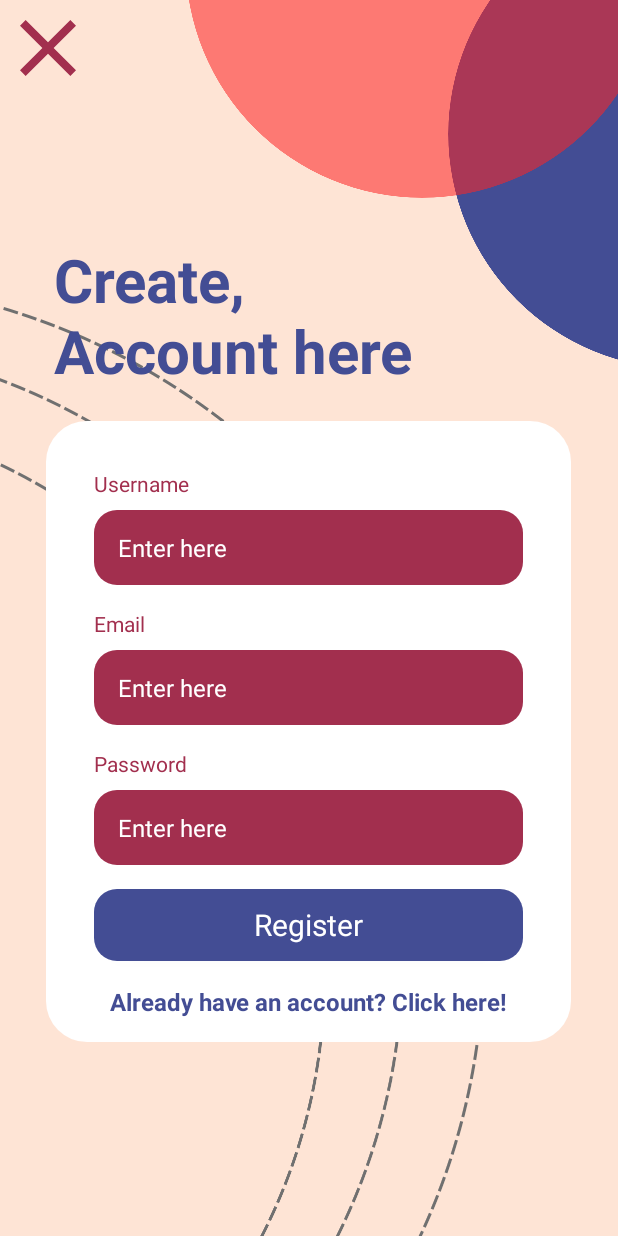
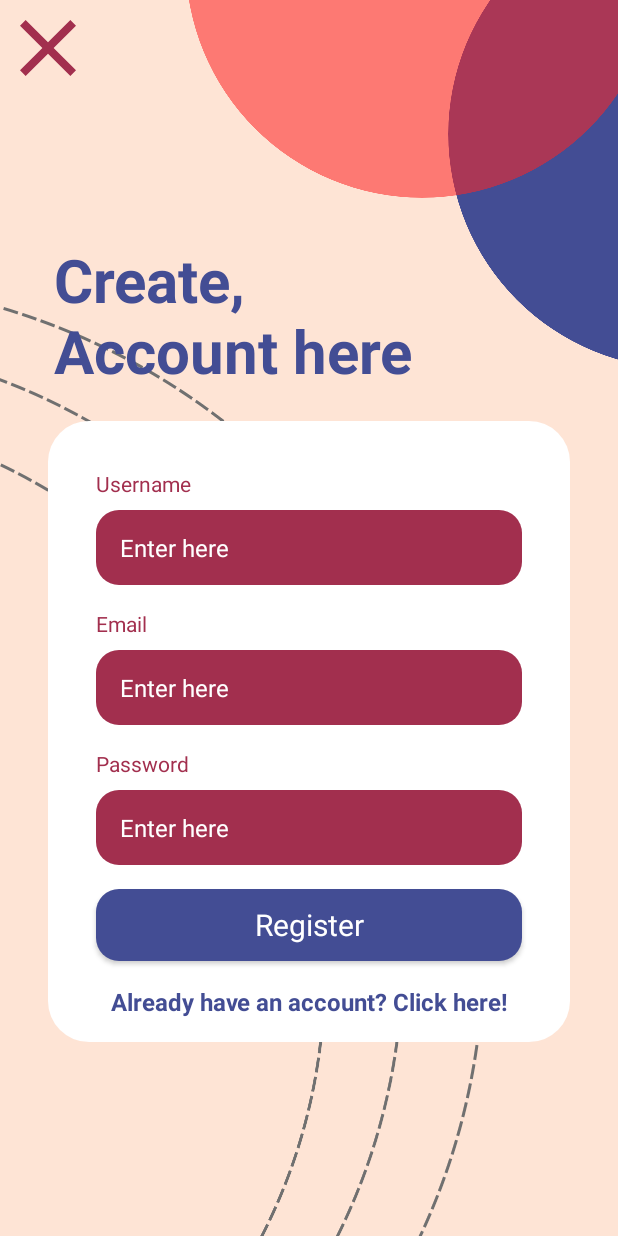
Before and after one commit to TigranMirzoyan/TimeTwist, an Android app: the RegisterActivity screen opened directly, with no data from a screen before it, on a phone screen of 412 x 824 dp. Run offline under Robolectric (Android 15) with nearby library versions, the phone set to English and light mode, and no system bars; our stand-ins replace Firebase (no records; nobody signed in at launch, a user with empty details on screens opened directly).

Commit message:
qol changes 1 more

```diff
--- a/app/src/main/res/layout/activity_resgister.xml
+++ b/app/src/main/res/layout/activity_resgister.xml
@@ -55,15 +55,11 @@
             android:layout_height="wrap_content">
 
             <LinearLayout
-                android:layout_width="350dp"
-                android:layout_height="wrap_content"
-                android:layout_gravity="center_horizontal"
-                android:orientation="vertical">
-
-                <LinearLayout
-                    android:layout_width="350dp"
+                android:layout_width="match_parent"
                 android:layout_height="match_parent"
+                android:layout_marginHorizontal="32dp"
                 android:background="@drawable/background_white"
+                android:gravity="center_horizontal"
                 android:orientation="vertical">
 
                 <TextView
@@ -161,7 +157,6 @@
                     android:textSize="16sp"
                     android:textStyle="bold" />
             </LinearLayout>
-            </LinearLayout>
         </ScrollView>
     </LinearLayout>
 </RelativeLayout>
```
Also changed, not shown: app/src/main/res/layout/activity_login.xml (+3 -9 lines). Lines whose indentation alone changed are shown as unchanged.
